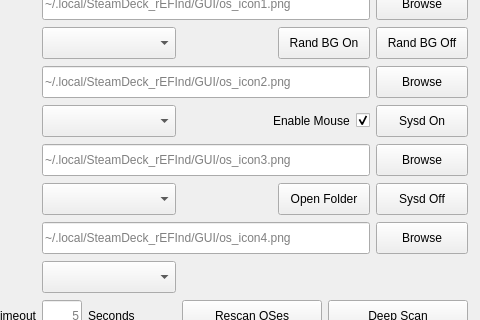
jlobue10/SteamDeck_rEFInd, file GUI/src/mainwindow.ui: the form before one commit; both pictures show x 133 to 613 and y 140 to 460 of the 613 by 563 pixel window.
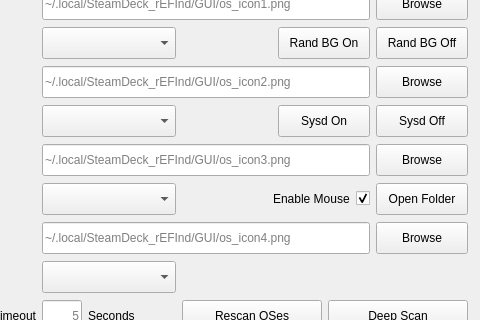
The form after the commit. Icons and pictures are not drawn.

Commit message:
Pair On/Off buttons on shared rows in the main window
Move Sysd On left (row 6 col 4) with Sysd Off beside it, Open Folder
into Sysd Off's old spot, and the Enable Mouse checkbox into Open
Folder's old spot, so each pair shares a row: Rand BG On/Off,
Sysd On/Off, Enable Mouse/Open Folder.

```diff
--- a/GUI/src/mainwindow.ui
+++ b/GUI/src/mainwindow.ui
@@ -329,7 +329,7 @@
        </property>
       </widget>
      </item>
-     <item row="6" column="4" alignment="Qt::AlignRight">
+     <item row="8" column="4" alignment="Qt::AlignRight">
       <layout class="QHBoxLayout" name="horizontalLayout">
        <item alignment="Qt::AlignRight">
         <widget class="QLabel" name="Enable_Mouse_label">
@@ -350,7 +350,7 @@
        </item>
       </layout>
      </item>
-     <item row="6" column="5">
+     <item row="6" column="4" alignment="Qt::AlignRight">
       <widget class="QPushButton" name="Enable_sysd_pushButton">
        <property name="minimumSize">
         <size>
@@ -423,7 +423,7 @@
        </property>
       </widget>
      </item>
-     <item row="8" column="4" alignment="Qt::AlignRight">
+     <item row="8" column="5">
       <widget class="QPushButton" name="Open_Folder_pushButton">
        <property name="minimumSize">
         <size>
@@ -445,7 +445,7 @@
        </property>
       </widget>
      </item>
-     <item row="8" column="5">
+     <item row="6" column="5">
       <widget class="QPushButton" name="Disable_sysd_pushButton">
        <property name="minimumSize">
         <size>
```
